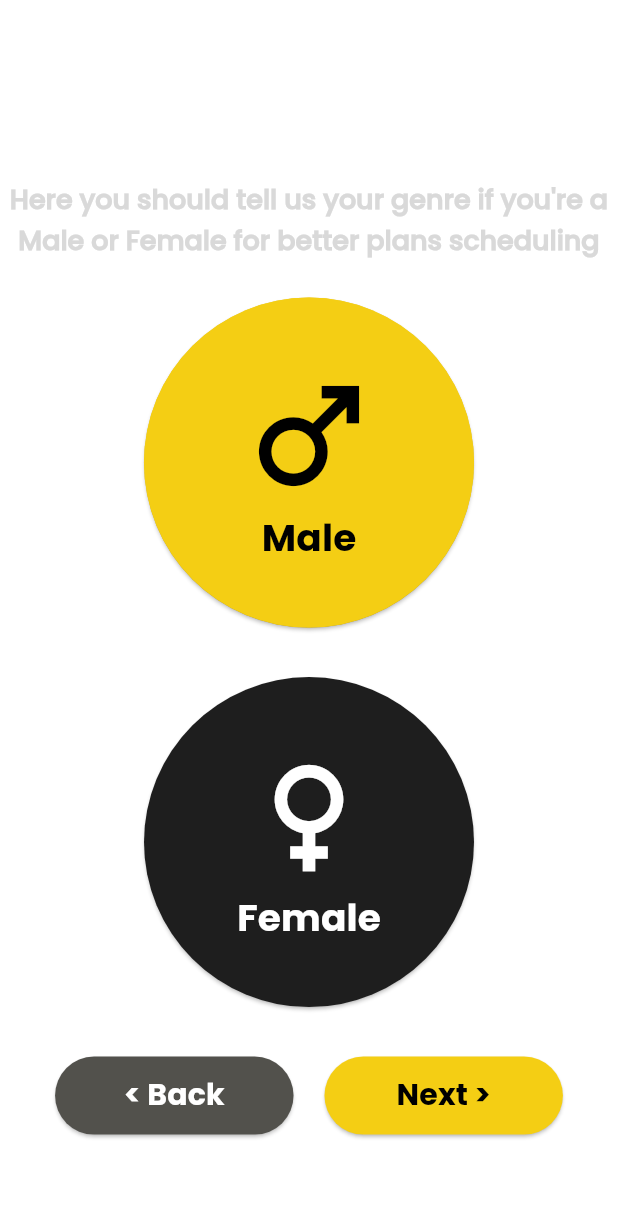
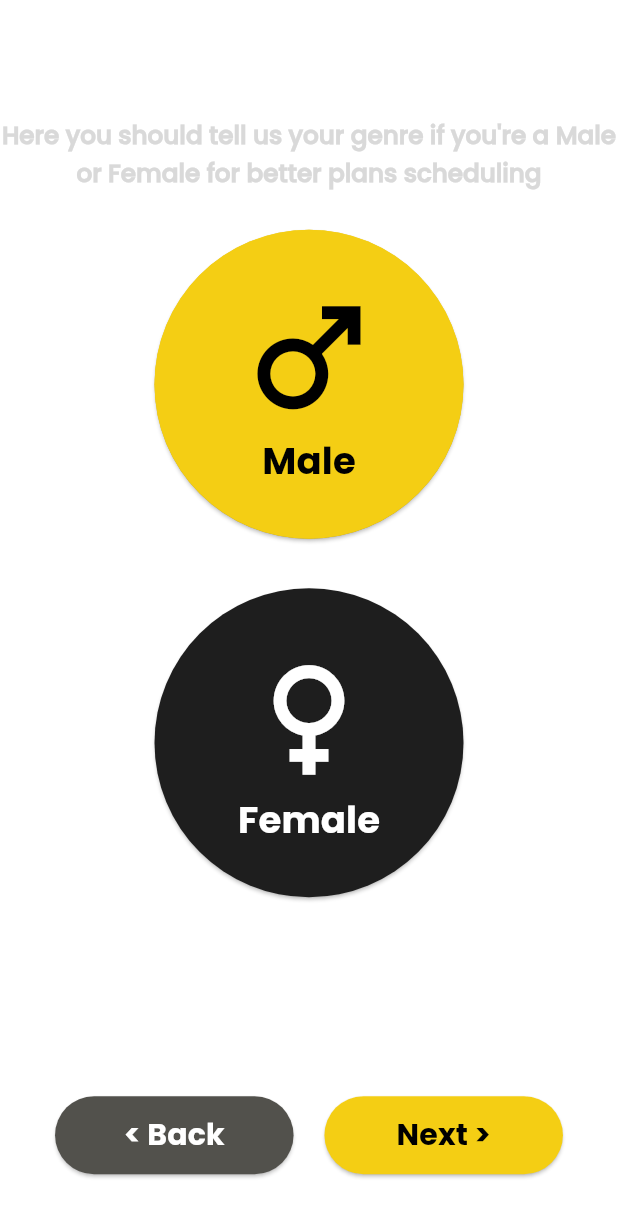
Before and after one commit to grosvenor01/GN-gym, a Flutter app: the screen it shows after launch, after a tap on "Sign Up Now >", on a phone screen of 412 x 824 dp. Shown: the top 1217 px of the screen. Run offline on Flutter 3.47's test engine with Material 3 defaults, Android fonts, the phone set to English and light mode, and no system bars; our stand-ins replace device_preview, flutter_animate, flutter_screenutil, image_picker, intl_phone_number_input, shared_preferences.

Commit message:
Partial Responsiveness

```diff
--- a/lib/Register.dart
+++ b/lib/Register.dart
@@ -16,35 +16,41 @@ class _RegisterState extends State<Register> {
   var colorW1 = Colors.white;
   @override
 Widget build(BuildContext context) {
+  final screenWidth = MediaQuery.of(context).size.width;
+  final screenHeight = MediaQuery.of(context).size.height;
+
   return Column(
     children: [
-        SizedBox(height: MediaQuery.of(context).size.height * 0.1),
-        const Text(
+      SizedBox(height: MediaQuery.of(context).size.height * 0.05),
+      Text(
         "Tell Us About Yourself",
         style: TextStyle(
           decoration: TextDecoration.none,
           fontFamily: "Poppins",
-            fontSize: 25,
+          fontSize: screenWidth * 0.06,
           color: Colors.white,
         ),
       ),
-        const Padding(
-          padding: EdgeInsets.only(left: 0),
+      Padding(
+        padding: const EdgeInsets.only(left: 0),
         child: Text(
           "Here you should tell us your genre if you're a Male or Female for better plans scheduling",
           style: TextStyle(
             decoration: TextDecoration.none,
             fontFamily: "Medium",
-              fontSize: 18,
+            fontSize: screenWidth * 0.04,
             color: Color.fromRGBO(217, 217, 217, 1),
           ),
           textAlign: TextAlign.center,
         ),
       ),
       const SizedBox(height: 25),
+      Center(
+        child: Column(
+          children: [
             Container(
-          height: 220,
-          width: 220,
+              height: screenWidth * 0.5,
+              width: screenWidth * 0.5,
               decoration: BoxDecoration(color: color1, shape: BoxShape.circle),
               child: Center(
                 child: ElevatedButton(
@@ -63,12 +69,12 @@ class _RegisterState extends State<Register> {
                           mainAxisAlignment: MainAxisAlignment.center,
                           crossAxisAlignment: CrossAxisAlignment.center,
                           children: [
-                        Icon(Icons.male, color: colorB1, size: 100),
+                            Icon(Icons.male, color: colorB1, size: screenWidth * 0.25),
                             Text(
                               "Male",
                               style: TextStyle(
                                 fontFamily: "Poppins",
-                            fontSize: 25,
+                                fontSize: screenWidth * 0.06,
                                 color: colorB1,
                               ),
                             ),
@@ -78,8 +84,8 @@ class _RegisterState extends State<Register> {
             ),
             const SizedBox(height: 33),
             Container(
-          height: 220,
-          width: 220,
+              height: screenWidth * 0.5,
+              width: screenWidth * 0.5,
               child: ElevatedButton(
                   style: ElevatedButton.styleFrom(
                       backgroundColor: color2, shape: CircleBorder()),
@@ -96,20 +102,27 @@ class _RegisterState extends State<Register> {
                         crossAxisAlignment: CrossAxisAlignment.center,
                         mainAxisAlignment: MainAxisAlignment.center,
                         children: [
-                      Icon(Icons.female, color: colorW1, size: 100),
+                          Icon(Icons.female, color: colorW1, size: screenWidth * 0.25),
                           Text(
                             "Female",
                             style: TextStyle(
                               fontFamily: "Poppins",
-                          fontSize: 25,
+                              fontSize: screenWidth * 0.06,
                               color: colorW1,
                             ),
                           ),
                         ]),
                   )),
             ),
-        const SizedBox(height: 33),
-        Row(
+          ],
+        ),
+      ),
+      Expanded(
+        child: Align(
+          alignment: Alignment.bottomCenter,
+          child: Padding(
+            padding: EdgeInsets.only(bottom: screenHeight * 0.05),
+            child: Row(
               mainAxisAlignment: MainAxisAlignment.center,
               children: [
                 Container(
@@ -154,7 +167,10 @@ class _RegisterState extends State<Register> {
                   ),
                 ),
               ],
-        )
+            ),
+          ),
+        ),
+      ),
     ],
   );
 }
--- a/lib/Register2.dart
+++ b/lib/Register2.dart
@@ -20,7 +20,7 @@ class _Register2State extends State<Register2> {
             height: MediaQuery.of(context).size.height * 0.9,
 
             child: Column(children: [
-              SizedBox(height: MediaQuery.of(context).size.height * 0.1),
+              SizedBox(height: MediaQuery.of(context).size.height * 0.05),
               const Text(
                 "What Is Your Age",
                 style: TextStyle(
--- a/lib/Register3.dart
+++ b/lib/Register3.dart
@@ -22,7 +22,7 @@ class _Register3State extends State<Register3> {
         Container(
             height: MediaQuery.of(context).size.height * 0.9,
             child: Column(children: [
-          SizedBox(height: MediaQuery.of(context).size.height * 0.1),
+          SizedBox(height: MediaQuery.of(context).size.height * 0.05),
           const Text(
             "What Is Your Weight",
             style: TextStyle(
--- a/lib/Register4.dart
+++ b/lib/Register4.dart
@@ -21,7 +21,7 @@ class _Register4State extends State<Register4> {
             height: MediaQuery.of(context).size.height * 0.9,
 
             child: Column(children: [
-              SizedBox(height: MediaQuery.of(context).size.height * 0.1),
+              SizedBox(height: MediaQuery.of(context).size.height * 0.05),
               const Text(
                 "What Is Your Height",
                 style: TextStyle(
--- a/lib/Register5.dart
+++ b/lib/Register5.dart
@@ -29,11 +29,12 @@ class _Register5State extends State<Register5> {
   @override
   Widget build(BuildContext context) {
     return Column(
+      mainAxisAlignment: MainAxisAlignment.center,
       children: [
         Container(
             height: MediaQuery.of(context).size.height * 0.9,
             child: Column(children: [
-              SizedBox(height: MediaQuery.of(context).size.height * 0.1),
+              SizedBox(height: MediaQuery.of(context).size.height * 0.05),
               const Text(
                   "What Is Your Goal",
                   style: TextStyle(
@@ -56,7 +57,7 @@ class _Register5State extends State<Register5> {
                   textAlign: TextAlign.center,
                 ),
               ),
-              SizedBox(height: MediaQuery.of(context).size.height * 0.1),
+              SizedBox(height: MediaQuery.of(context).size.height * 0.05),
               Container(
                   height: 57,
                   width: MediaQuery.of(context).size.width * 0.9,
--- a/lib/Register6.dart
+++ b/lib/Register6.dart
@@ -27,7 +27,7 @@ class _Register6State extends State<Register6> {
         Container(
             height: MediaQuery.of(context).size.height * 0.9,
             child: Column(children: [
-              SizedBox(height: MediaQuery.of(context).size.height * 0.1),
+              SizedBox(height: MediaQuery.of(context).size.height * 0.05),
               const Text(
                 "What Is Your Activity Level",
                 style: TextStyle(
--- a/lib/Register7.dart
+++ b/lib/Register7.dart
@@ -24,7 +24,7 @@ class _Register7State extends State<Register7> {
             Container(
                 height: MediaQuery.of(context).size.height * 0.9,
                 child: Column(children: [
-                  SizedBox(height: MediaQuery.of(context).size.height * 0.1),
+                  SizedBox(height: MediaQuery.of(context).size.height * 0.05),
                   const Text(
                     "Full Your Profile",
                     style: TextStyle(
--- a/lib/about.dart
+++ b/lib/about.dart
@@ -11,11 +11,14 @@ class about extends StatefulWidget {
 class _aboutState extends State<about> {
   @override
   Widget build(BuildContext context) {
+    final screenWidth = MediaQuery.of(context).size.width;
+    final screenHeight = MediaQuery.of(context).size.height;
+
     return Scaffold(
       body: SingleChildScrollView(
         child: Container(
-          height: MediaQuery.of(context).size.height,
-          width: MediaQuery.of(context).size.width,
+          height: screenHeight,
+          width: screenWidth,
           decoration: const BoxDecoration(
             color: Colors.black,
             image: DecorationImage(
@@ -26,37 +29,41 @@ class _aboutState extends State<about> {
           child: Column(
             crossAxisAlignment: CrossAxisAlignment.start,
             children: [
-              SizedBox(
-                height: MediaQuery.of(context).size.height * 0.70,
-              ),
-              const Padding(
-                  padding: EdgeInsets.only(left: 32),
+              SizedBox(height: screenHeight * 0.60),
+              Padding(
+                padding: EdgeInsets.only(left: screenWidth * 0.08),
                 child: Text("Welcome to 👋",
                     style: TextStyle(
                       fontFamily: "Poppins",
-                          fontSize: 25,
-                          color: Colors.white))),
-              const SizedBox(height: 3),
-              const Padding(
-                  padding: EdgeInsets.only(left: 32),
+                      fontSize: screenWidth * 0.06,
+                      color: Colors.white,
+                    )),
+              ),
+              Padding(
+                padding: EdgeInsets.only(left: screenWidth * 0.08),
                 child: Text("GN Gym",
                     style: TextStyle(
                       fontFamily: "PoetsenOne",
-                          fontSize: 50,
-                          color: Color.fromRGBO(244, 206, 20, 1)))),
-              const SizedBox(height: 12),
-              const Padding(
-                  padding: EdgeInsets.only(left: 32),
+                      fontSize: screenWidth * 0.12,
+                      color: const Color.fromRGBO(244, 206, 20, 1),
+                    )),
+              ),
+              Padding(
+                padding: EdgeInsets.only(left: screenWidth * 0.08),
                 child: Text(
                   "' Exercise is king. Nutrition is queen. Put them together and you've got a kingdom. '",
                   style: TextStyle(
                     fontFamily: "Poppins-Medium",
-                          fontSize: 18,
-                          color: Color.fromARGB(255, 192, 192, 192)))),
+                    fontSize: screenWidth * 0.045,
+                    color: const Color.fromARGB(255, 192, 192, 192),
+                  ),
+                ),
+              ),
               Container(
-                  height: 50,
-                  width: MediaQuery.of(context).size.width - 64,
-                  margin: EdgeInsets.only(left: 32, top: 20),
+                height: screenHeight * 0.08,
+                width: screenWidth * 0.8,
+                margin: EdgeInsets.only(
+                    left: screenWidth * 0.08, top: screenHeight * 0.04),
                 decoration: const BoxDecoration(
                   color: Color.fromRGBO(244, 206, 20, 1),
                   borderRadius: BorderRadius.all(Radius.circular(30)),
@@ -65,12 +72,13 @@ class _aboutState extends State<about> {
                   onPressed: () {
                     Navigator.push(
                       context,
-                            MaterialPageRoute(builder: (context) => const Register()));
-
+                      MaterialPageRoute(builder: (context) => const Register()),
+                    );
                   },
                   style: ElevatedButton.styleFrom(
                     backgroundColor: const Color.fromRGBO(244, 206, 20, 1),
-                        shape: const RoundedRectangleBorder(borderRadius: BorderRadius.all(Radius.circular(30)))
+                    shape: const RoundedRectangleBorder(
+                        borderRadius: BorderRadius.all(Radius.circular(30))),
                   ),
                   child: const Center(
                     child: Text(
@@ -80,10 +88,10 @@ class _aboutState extends State<about> {
                         fontFamily: "Poppins",
                         fontSize: 20,
                       ),
-                          )
-                      )
-                  )
-                )
+                    ),
+                  ),
+                ),
+              ),
             ],
           ),
         ),
--- a/lib/main.dart
+++ b/lib/main.dart
@@ -1,13 +1,20 @@
+import 'package:flutter/foundation.dart';
 import 'package:flutter/material.dart';
 import 'package:flutter/services.dart';
 import 'package:gym_app/landing.dart';
 import 'package:flutter_screenutil/flutter_screenutil.dart';
+import 'package:device_preview/device_preview.dart';
 
 void main() {
   WidgetsFlutterBinding.ensureInitialized();
   SystemChrome.setPreferredOrientations([DeviceOrientation.portraitUp])
       .then((_) => null);
-  runApp(const MyApp());
+  runApp(
+    DevicePreview(
+      enabled: !kReleaseMode,
+      builder: (context) => MyApp(), // Wrap your app
+    ),
+  );
 }
 
 class MyApp extends StatelessWidget {
--- a/pubspec.yaml
+++ b/pubspec.yaml
@@ -22,7 +22,7 @@ dependencies:
   flutter_animate: ^4.5.0
   shared_preferences: ^2.2.3
   flutter_screenutil: ^5.9.3
-
+  device_preview: ^1.2.0
 dev_dependencies:
   flutter_test:
     sdk: flutter
```
Also changed, not shown: lib/Routines.dart (+42 -35 lines), pubspec.lock. Lines whose indentation alone changed are shown as unchanged.
